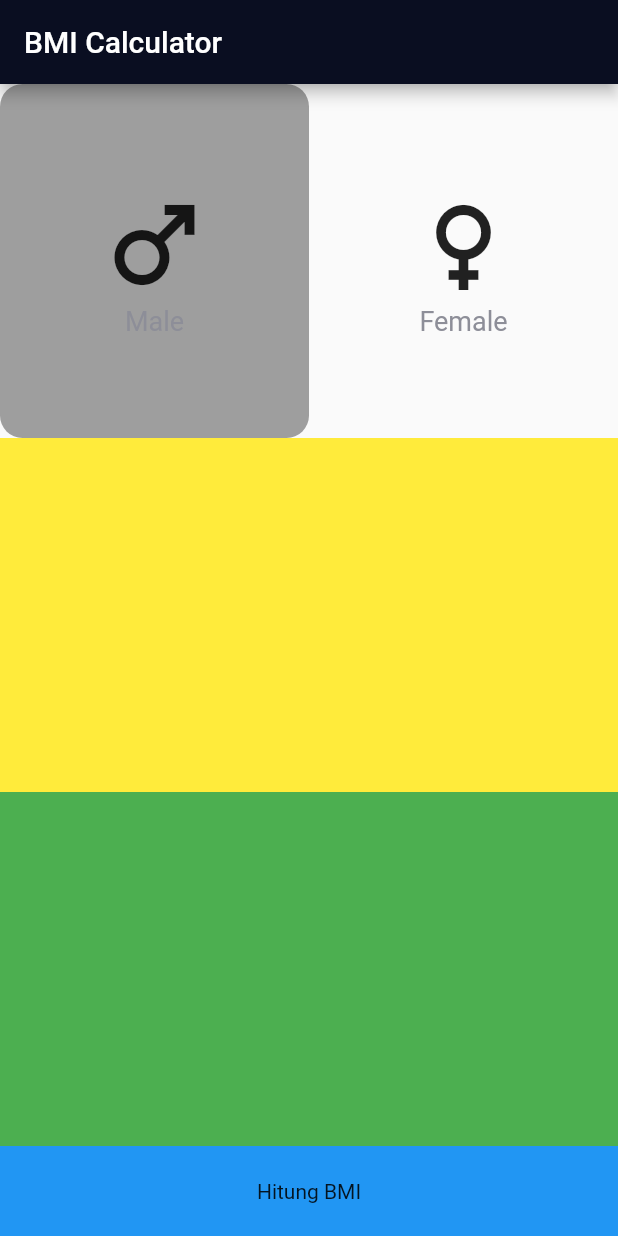
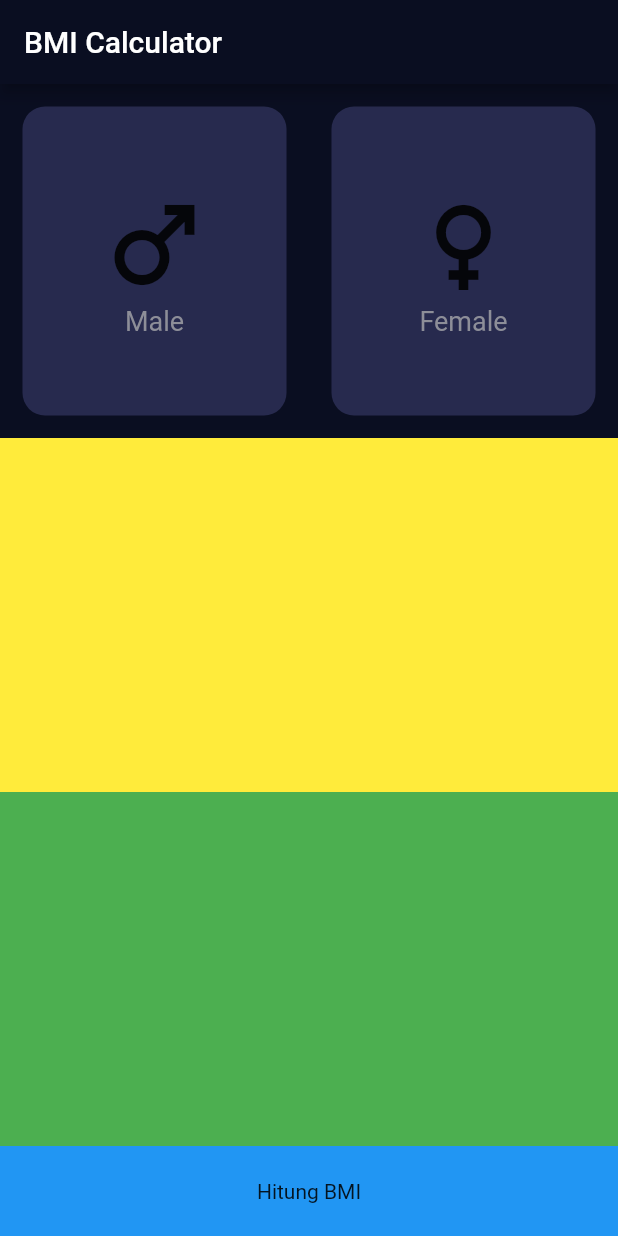
Before and after one commit to hamamulwidya/bmi, a Flutter app: the screen it shows after launch, on a phone screen of 412 x 824 dp. Run offline on Flutter 3.47's test engine with Material 2 defaults, Android fonts, the phone set to English and light mode, and no system bars.

Commit message:
adust gender design

```diff
--- a/lib/bmi_data_screen.dart
+++ b/lib/bmi_data_screen.dart
@@ -12,6 +12,7 @@ class _BmiDataScreenState extends State<BmiDataScreen> {
   @override
   Widget build(BuildContext context) {
     return Scaffold(
+      backgroundColor: Color(0xff0A0E21),
       appBar: AppBar(
         title: Text("BMI Calculator"),
       ),
@@ -23,11 +24,11 @@ class _BmiDataScreenState extends State<BmiDataScreen> {
                 children: [
                   Expanded(
                     child: Container(
-
                       decoration: BoxDecoration(
-                        color: Colors.grey,
+                        color: Color(0xff272A4E),
                         borderRadius: BorderRadius.circular(15),
                       ),
+                      margin: EdgeInsets.all(15),
                       child: Column(
                         mainAxisAlignment: MainAxisAlignment.center,
                         children: const [
@@ -47,6 +48,12 @@ class _BmiDataScreenState extends State<BmiDataScreen> {
                     ),
                   ),
                   Expanded(
+                    child: Container(
+                      decoration: BoxDecoration(
+                        color: Color(0xff272A4E),
+                        borderRadius: BorderRadius.circular(15),
+                      ),
+                      margin: EdgeInsets.all(15),
                       child: Column(
                         mainAxisAlignment: MainAxisAlignment.center,
                         children: const [
@@ -62,6 +69,7 @@ class _BmiDataScreenState extends State<BmiDataScreen> {
                             ),
                           ),
                         ],
+                      ),
                     ),
                   ),
                 ],
```
Lines whose indentation alone changed are shown as unchanged.
